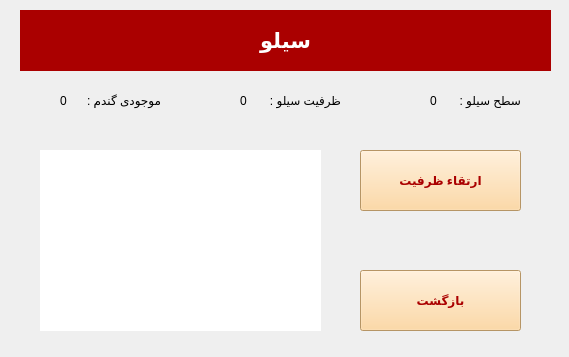
Before: the Qt Designer form Siloo.ui in Mahdi-Ghasemii/AP_Project, drawn with Qt 5.
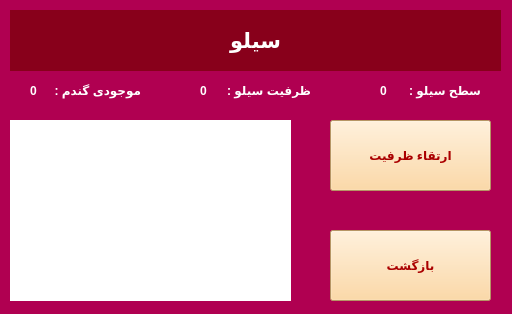
After: the same form once the commit is applied. Icons and pictures are not drawn.

```diff
--- a/Siloo.ui
+++ b/Siloo.ui
@@ -6,25 +6,35 @@
    <rect>
     <x>0</x>
     <y>0</y>
-    <width>569</width>
-    <height>357</height>
+    <width>512</width>
+    <height>314</height>
    </rect>
   </property>
   <property name="windowTitle">
    <string>سیلو</string>
   </property>
+  <property name="styleSheet">
+   <string notr="true">background-color: rgb(176, 0, 81);</string>
+  </property>
   <widget class="QLabel" name="label">
    <property name="geometry">
     <rect>
-     <x>20</x>
+     <x>10</x>
      <y>10</y>
-     <width>531</width>
+     <width>491</width>
      <height>61</height>
     </rect>
    </property>
+   <property name="font">
+    <font>
+     <pointsize>12</pointsize>
+     <weight>75</weight>
+     <bold>true</bold>
+    </font>
+   </property>
    <property name="styleSheet">
-    <string notr="true">background-color: rgb(170, 0, 0);
-color: rgb(255, 255, 255);</string>
+    <string notr="true">color: rgb(255, 255, 255);
+background-color: rgb(136, 0, 27);</string>
    </property>
    <property name="text">
     <string>&lt;html&gt;&lt;head/&gt;&lt;body&gt;&lt;p align=&quot;center&quot;&gt;&lt;span style=&quot; font-size:16pt; font-weight:600;&quot;&gt;سیلو&lt;/span&gt;&lt;/p&gt;&lt;/body&gt;&lt;/html&gt;</string>
@@ -33,12 +43,21 @@
   <widget class="QLabel" name="Gandom_Available">
    <property name="geometry">
     <rect>
-     <x>60</x>
-     <y>90</y>
+     <x>30</x>
+     <y>80</y>
      <width>16</width>
      <height>21</height>
     </rect>
    </property>
+   <property name="font">
+    <font>
+     <weight>75</weight>
+     <bold>true</bold>
+    </font>
+   </property>
+   <property name="styleSheet">
+    <string notr="true">color: rgb(255, 255, 255);</string>
+   </property>
    <property name="text">
     <string>0</string>
    </property>
@@ -46,8 +65,8 @@
   <widget class="QLabel" name="label_4">
    <property name="geometry">
     <rect>
-     <x>40</x>
-     <y>150</y>
+     <x>10</x>
+     <y>120</y>
      <width>281</width>
      <height>181</height>
     </rect>
@@ -69,12 +88,21 @@
   <widget class="QLabel" name="label_19">
    <property name="geometry">
     <rect>
-     <x>440</x>
-     <y>90</y>
+     <x>400</x>
+     <y>80</y>
      <width>81</width>
      <height>21</height>
     </rect>
    </property>
+   <property name="font">
+    <font>
+     <weight>75</weight>
+     <bold>true</bold>
+    </font>
+   </property>
+   <property name="styleSheet">
+    <string notr="true">color: rgb(255, 255, 255);</string>
+   </property>
    <property name="text">
     <string>سطح سیلو :</string>
    </property>
@@ -82,10 +110,10 @@
   <widget class="QPushButton" name="Return_to_Farm">
    <property name="geometry">
     <rect>
-     <x>360</x>
-     <y>270</y>
+     <x>330</x>
+     <y>230</y>
      <width>161</width>
-     <height>61</height>
+     <height>71</height>
     </rect>
    </property>
    <property name="styleSheet">
@@ -101,12 +129,21 @@
   <widget class="QLabel" name="Siloo_Capacity">
    <property name="geometry">
     <rect>
-     <x>240</x>
-     <y>90</y>
+     <x>200</x>
+     <y>80</y>
      <width>21</width>
      <height>21</height>
     </rect>
    </property>
+   <property name="font">
+    <font>
+     <weight>75</weight>
+     <bold>true</bold>
+    </font>
+   </property>
+   <property name="styleSheet">
+    <string notr="true">color: rgb(255, 255, 255);</string>
+   </property>
    <property name="text">
     <string>0</string>
    </property>
@@ -114,12 +151,21 @@
   <widget class="QLabel" name="label_5">
    <property name="geometry">
     <rect>
-     <x>80</x>
-     <y>90</y>
-     <width>81</width>
+     <x>50</x>
+     <y>80</y>
+     <width>91</width>
      <height>20</height>
     </rect>
    </property>
+   <property name="font">
+    <font>
+     <weight>75</weight>
+     <bold>true</bold>
+    </font>
+   </property>
+   <property name="styleSheet">
+    <string notr="true">color: rgb(255, 255, 255);</string>
+   </property>
    <property name="text">
     <string>موجودی گندم : </string>
    </property>
@@ -127,10 +173,10 @@
   <widget class="QPushButton" name="Upgrade_Siloo">
    <property name="geometry">
     <rect>
-     <x>360</x>
-     <y>150</y>
+     <x>330</x>
+     <y>120</y>
      <width>161</width>
-     <height>61</height>
+     <height>71</height>
     </rect>
    </property>
    <property name="styleSheet">
@@ -146,12 +192,21 @@
   <widget class="QLabel" name="label_21">
    <property name="geometry">
     <rect>
-     <x>260</x>
-     <y>90</y>
-     <width>81</width>
+     <x>220</x>
+     <y>80</y>
+     <width>91</width>
      <height>21</height>
     </rect>
    </property>
+   <property name="font">
+    <font>
+     <weight>75</weight>
+     <bold>true</bold>
+    </font>
+   </property>
+   <property name="styleSheet">
+    <string notr="true">color: rgb(255, 255, 255);</string>
+   </property>
    <property name="text">
     <string>ظرفیت سیلو : </string>
    </property>
@@ -159,12 +214,21 @@
   <widget class="QLabel" name="Siloo_Level">
    <property name="geometry">
     <rect>
-     <x>430</x>
-     <y>90</y>
+     <x>380</x>
+     <y>80</y>
      <width>21</width>
      <height>21</height>
     </rect>
    </property>
+   <property name="font">
+    <font>
+     <weight>75</weight>
+     <bold>true</bold>
+    </font>
+   </property>
+   <property name="styleSheet">
+    <string notr="true">color: rgb(255, 255, 255);</string>
+   </property>
    <property name="text">
     <string>0</string>
    </property>
```
